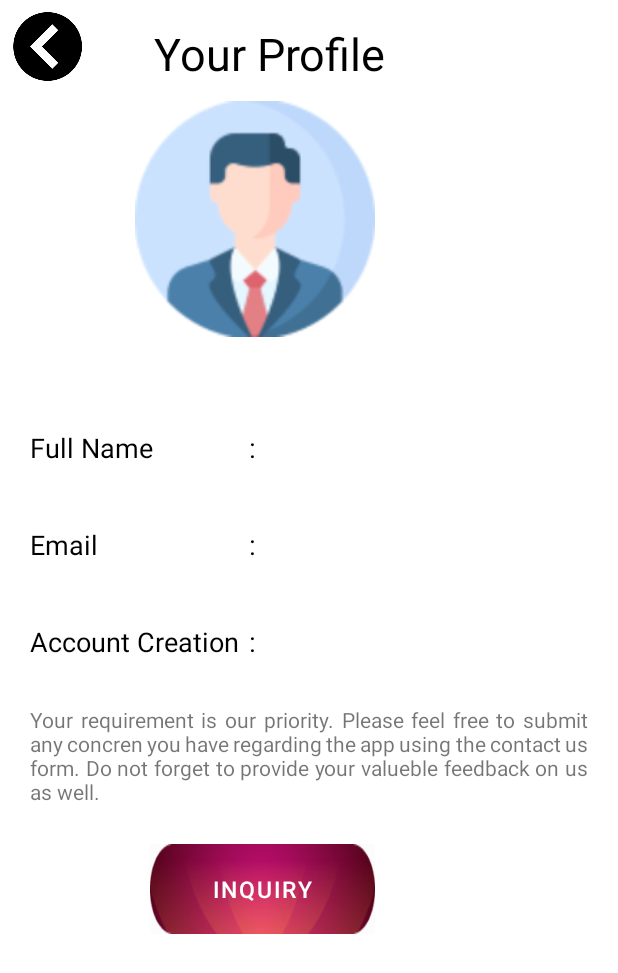
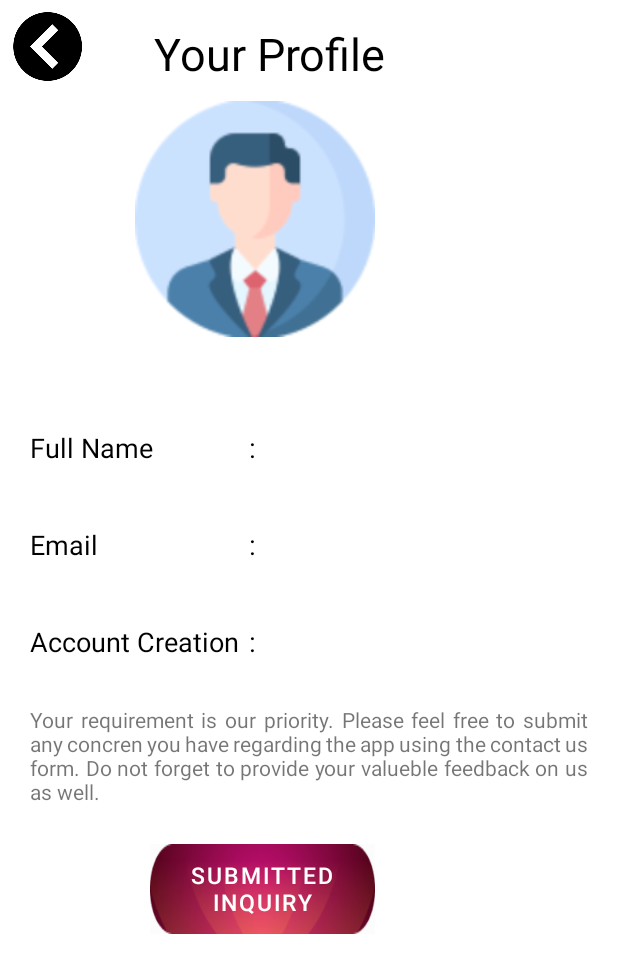
Before and after one commit to sanduni-g/Enhanced-SLVI, an Android app: the Profile screen opened directly, with no data from a screen before it, on a phone screen of 412 x 824 dp. Shown: the top 973 px of the screen. Run offline under Robolectric (Android 15) with nearby library versions, the phone set to English and light mode, and no system bars; our stand-ins replace Firebase (no records; nobody signed in at launch, a user with empty details on screens opened directly); libraries missing offline, so code that uses them is left out: cn.pedant.

Commit message:
Update activity_profile.xml

```diff
--- a/SLVI/app/src/main/res/layout/activity_profile.xml
+++ b/SLVI/app/src/main/res/layout/activity_profile.xml
@@ -197,7 +197,7 @@
                         android:layout_height="60dp"
                         android:layout_marginStart="100dp"
                         android:background="@drawable/rosepetalsbtn"
-                        android:text="Inquiry"
+                        android:text="Submitted Inquiry"
                         android:textColor="@color/white"
                         android:textSize="15sp"
                         app:backgroundTint="@color/cardview_shadow_end_color"
```
